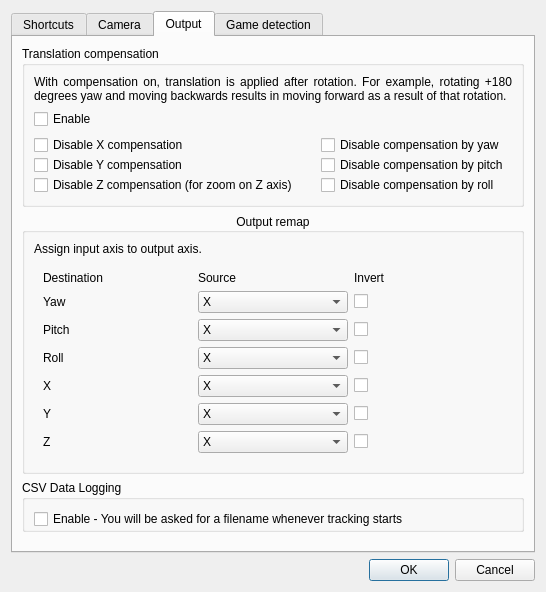
This is gui/options-dialog.ui in opentrack/opentrack as Qt 5 draws it before an edit. The edited form follows.
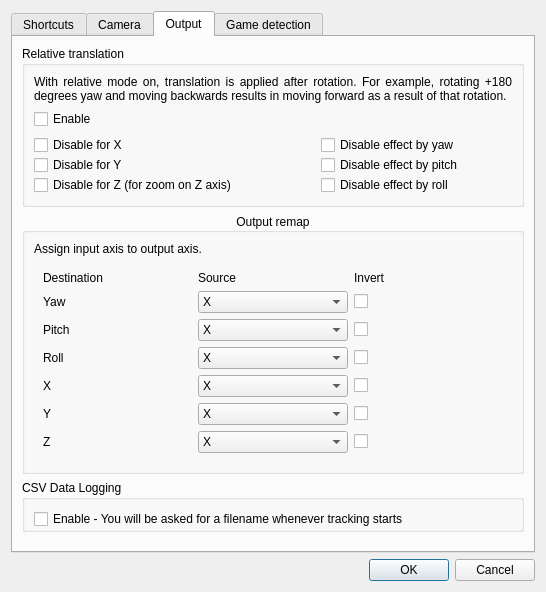
This is the edited form. The open tabs and pages were chosen to show the change. Icons and pictures are not drawn. Custom widgets are drawn as their Qt base class.

Commit message:
gui/options: rename "translation compensation" to "relative translation"
Issue: #461
Discussed-with: @MathijsG, @Sone989
Closes #461

Patch:
```diff
--- a/gui/options-dialog.ui
+++ b/gui/options-dialog.ui
@@ -821,7 +821,7 @@
           <string notr="true"/>
          </property>
          <property name="title">
-          <string>Translation compensation</string>
+          <string>Relative translation</string>
          </property>
          <property name="flat">
           <bool>false</bool>
@@ -830,7 +830,7 @@
           <item>
            <widget class="QLabel" name="label_16">
             <property name="text">
-             <string>With compensation on, translation is applied after rotation. For example, rotating +180 degrees yaw and moving backwards results in moving forward as a result of that rotation.</string>
+             <string>With relative mode on, translation is applied after rotation. For example, rotating +180 degrees yaw and moving backwards results in moving forward as a result of that rotation.</string>
             </property>
             <property name="alignment">
              <set>Qt::AlignJustify|Qt::AlignVCenter</set>
@@ -889,7 +889,7 @@
                 <string notr="true"/>
                </property>
                <property name="text">
-                <string>Disable X compensation</string>
+                <string>Disable for X</string>
                </property>
               </widget>
              </item>
@@ -905,7 +905,7 @@
                 <string notr="true"/>
                </property>
                <property name="text">
-                <string>Disable Y compensation</string>
+                <string>Disable for Y</string>
                </property>
               </widget>
              </item>
@@ -921,7 +921,7 @@
                 <string notr="true"/>
                </property>
                <property name="text">
-                <string>Disable Z compensation (for zoom on Z axis)</string>
+                <string>Disable for Z (for zoom on Z axis)</string>
                </property>
               </widget>
              </item>
@@ -934,7 +934,7 @@
                 </sizepolicy>
                </property>
                <property name="text">
-                <string>Disable compensation by yaw</string>
+                <string>Disable effect by yaw</string>
                </property>
               </widget>
              </item>
@@ -947,7 +947,7 @@
                 </sizepolicy>
                </property>
                <property name="text">
-                <string>Disable compensation by pitch</string>
+                <string>Disable effect by pitch</string>
                </property>
               </widget>
              </item>
@@ -960,7 +960,7 @@
                 </sizepolicy>
                </property>
                <property name="text">
-                <string>Disable compensation by roll</string>
+                <string>Disable effect by roll</string>
                </property>
               </widget>
              </item>
```
